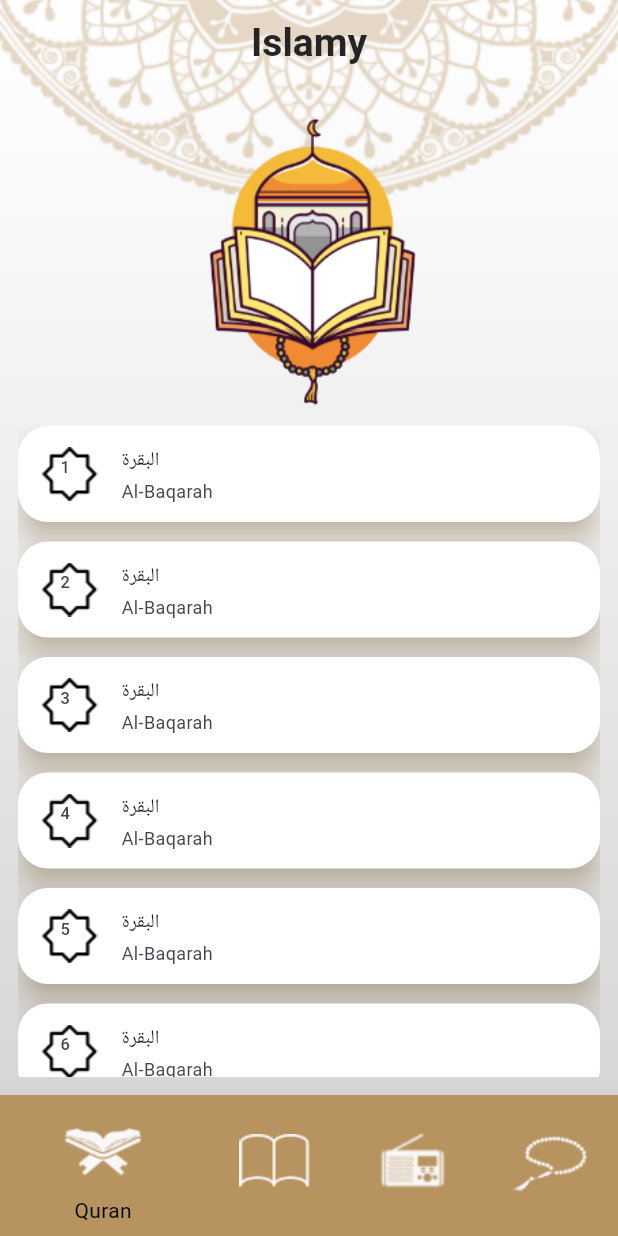
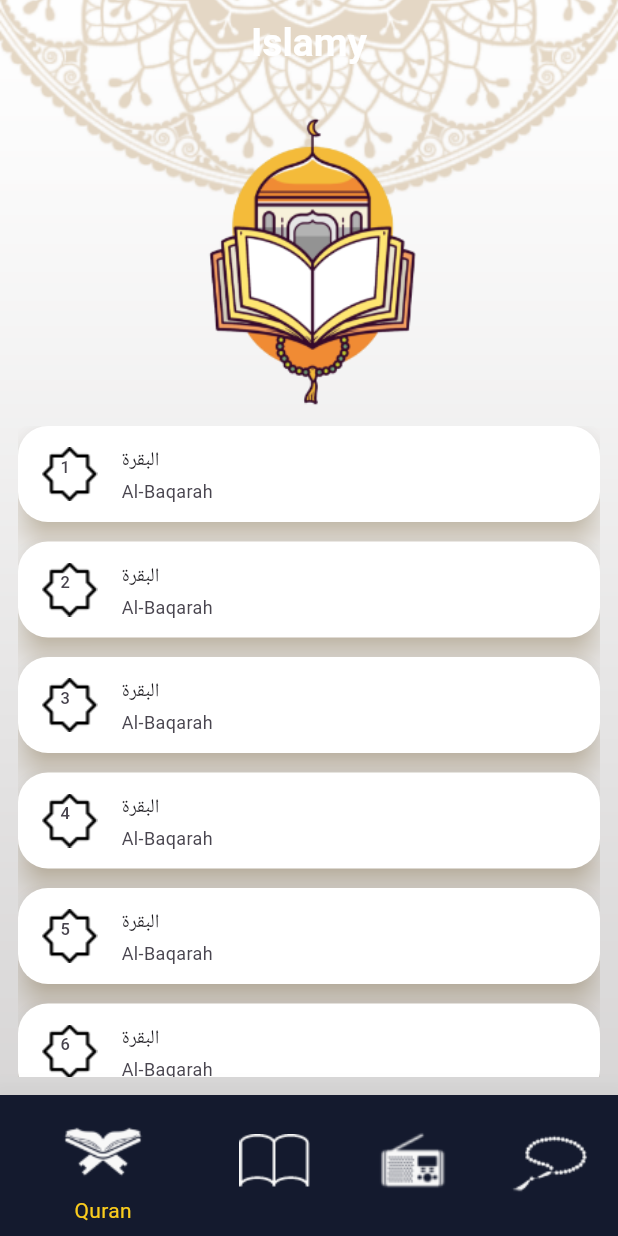
Before and after one commit to saraalbagory/islamy_application, a Flutter app: the screen it shows after launch, on a phone screen of 412 x 824 dp. Run offline on Flutter 3.47's test engine with Material 3 defaults, Android fonts, the light colour scheme and no system bars.

Commit message:
started on theme

```diff
--- a/lib/common/app_colors.dart
+++ b/lib/common/app_colors.dart
@@ -2,6 +2,7 @@ import 'dart:ui';
 
 class AppColors {
   static Color mainLightColor = const Color(0xffB7935F);
-  static Color mainDarktColor = const Color(0xff141A2E);
+  static Color mainDarkColor = const Color(0xff141A2E);
   static Color black = const Color(0xff242424);
+  static Color gold=const Color(0xffFACC1D) ;
 }
--- a/lib/common/app_theme.dart
+++ b/lib/common/app_theme.dart
@@ -2,8 +2,9 @@ import 'package:flutter/material.dart';
 import 'package:islamy_application/common/app_colors.dart';
 
 class AppTheme {
-  static ThemeData lightTheme=ThemeData(
+  static ThemeData lightTheme = ThemeData(
       primaryColor: AppColors.mainLightColor,
+      canvasColor: AppColors.mainLightColor,
       scaffoldBackgroundColor: Colors.transparent,
       appBarTheme: AppBarTheme(
         backgroundColor: Colors.transparent,
@@ -13,11 +14,19 @@ class AppTheme {
           color: AppColors.black,
           fontSize: 26,
         ),
-    )
-
-  );
-  static ThemeData darkTheme=ThemeData(
-    primaryColor: AppColors.mainDarktColor,
+      ),
+      bottomNavigationBarTheme: BottomNavigationBarThemeData(
+        selectedItemColor: AppColors.black,
+        unselectedItemColor: Colors.white,
+        elevation: 20,
+        selectedIconTheme: IconThemeData(
+          fill: 1,
+          color: AppColors.black,
+        ),
+      ));
+  static ThemeData darkTheme = ThemeData(
+      primaryColor: AppColors.mainDarkColor,
+      canvasColor: AppColors.mainDarkColor,
       scaffoldBackgroundColor: Colors.transparent,
       appBarTheme: const AppBarTheme(
         backgroundColor: Colors.transparent,
@@ -27,6 +36,12 @@ class AppTheme {
           color: Color.fromARGB(255, 255, 255, 255),
           fontSize: 26,
         ),
-    )
-  );
+      ),
+      bottomNavigationBarTheme: BottomNavigationBarThemeData(
+          selectedItemColor: AppColors.gold,
+          unselectedItemColor: Colors.white,
+          elevation: 20,selectedIconTheme: IconThemeData(
+          fill: 1,
+          color: AppColors.gold,
+        ),));
 }
--- a/lib/main.dart
+++ b/lib/main.dart
@@ -15,7 +15,7 @@ class MyApp extends StatelessWidget {
     return MaterialApp(
       title: 'Flutter Demo',
       theme: AppTheme.lightTheme,
-      themeMode: ThemeMode.system,
+      themeMode: ThemeMode.dark,
       darkTheme: AppTheme.darkTheme,
       home: const HomeScreen(),
       debugShowCheckedModeBanner: false,
--- a/lib/screens/home_screen.dart
+++ b/lib/screens/home_screen.dart
@@ -34,37 +34,39 @@ class _HomeScreenState extends State<HomeScreen> {
       child: Scaffold(
         appBar: AppBar(
           title: const Text("Islamy"),
-          centerTitle: true,
-          // titleTextStyle: const TextStyle(
-          //   fontWeight: FontWeight.w700,
-          //   color: Color.fromARGB(255, 0, 0, 0),
-          //   fontSize: 26,
-          // ),
+
         ),
         body: bottonNavPages[_currentIndex],
         bottomNavigationBar: BottomNavigationBar(
           iconSize: 12,
-          selectedItemColor: Colors.black,
-          selectedIconTheme: IconThemeData(
-            fill:1,
-            color: Colors.black,
-          ),
+          // selectedItemColor: Colors.black,
+          // selectedIconTheme: IconThemeData(
+          //   fill:1,
+          //   color: Colors.black,
+          // ),
           currentIndex:_currentIndex,
-          backgroundColor: Color.fromRGBO( 183, 147, 95, 1),
+          // backgroundColor: Color.fromRGBO( 183, 147, 95, 1),
           items: [
           BottomNavigationBarItem(
               icon: Image.asset("assets/images/icon_quran.png",),
               label: "Quran",
-              backgroundColor: Color.fromRGBO( 183, 147, 95, 1),),
+            //  backgroundColor: Color.fromRGBO( 183, 147, 95, 1),
+            ),
           BottomNavigationBarItem(
               icon: Image.asset("assets/images/icon_hadeth.png"),
-              label: "Hadeth",backgroundColor: Color.fromRGBO( 183, 147, 95, 1),),
+              label: "Hadeth",
+              //backgroundColor: Color.fromRGBO( 183, 147, 95, 1),
+              ),
           BottomNavigationBarItem(
               icon: Image.asset("assets/images/icon_radio.png"),
-              label: "Radio",backgroundColor: Color.fromRGBO( 183, 147, 95, 1),),
+              label: "Radio",
+             // backgroundColor: Color.fromRGBO( 183, 147, 95, 1),
+              ),
           BottomNavigationBarItem(
               icon: Image.asset("assets/images/icon_sebha.png"),
-              label: "Sebha",backgroundColor: Color.fromRGBO( 183, 147, 95, 1),)
+              label: "Sebha",
+              //backgroundColor: Color.fromRGBO( 183, 147, 95, 1)
+              )
         ],
         onTap: (index)
         {
```
Lines whose indentation alone changed are shown as unchanged.
